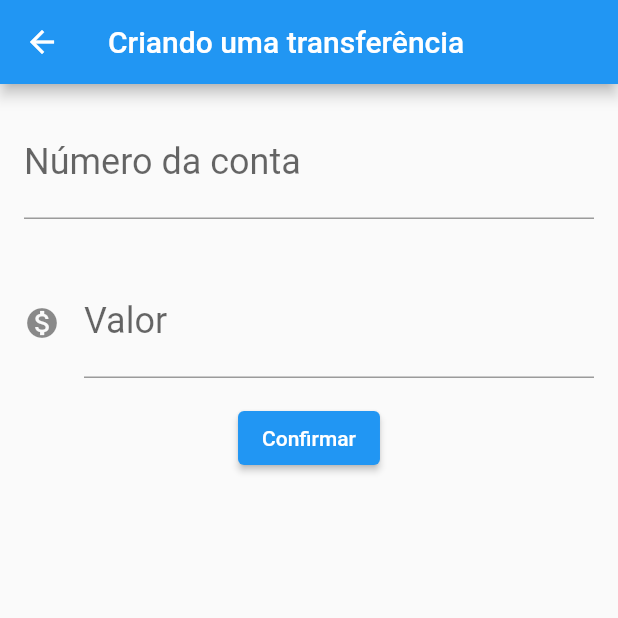
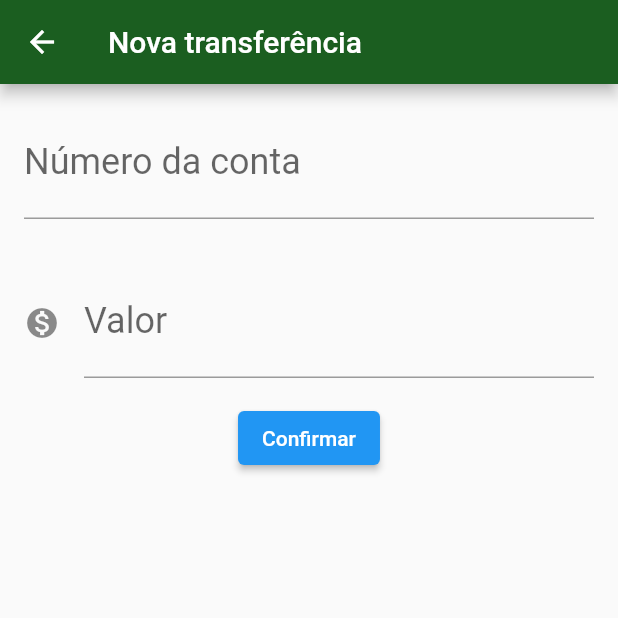
Before and after one commit to DanielSchwingel/bytebank, a Flutter app: the screen it shows after launch, after a tap on the "add" icon, on a phone screen of 412 x 824 dp, the top half of it. Run offline on Flutter 3.47's test engine with Material 2 defaults, Android fonts, the phone set to English and light mode, and no system bars.

Commit message:
Code refactoring

```diff
--- /dev/null
+++ b/lib/components/field.dart
@@ -0,0 +1,31 @@
+import 'package:flutter/material.dart';
+
+class Field extends StatelessWidget {
+
+	final TextEditingController controller;
+	final String label;
+	final String hint;
+	final IconData icon;
+
+	Field({this.controller, this.label, this.hint, this.icon});
+
+	@override
+	Widget build(BuildContext context) {
+		return
+			Padding(
+				padding: EdgeInsets.all(16.0),
+				child:TextField(
+					controller: controller,
+					style: TextStyle(
+						fontSize: 24.0
+					),
+					decoration: InputDecoration(
+						icon: icon != null ? Icon(icon) : null,
+						labelText: label,
+						hintText: hint
+					),
+					keyboardType: TextInputType.number,
+					),
+			);
+	}
+}
--- a/lib/main.dart
+++ b/lib/main.dart
@@ -1,4 +1,5 @@
 import 'package:flutter/material.dart';
+import 'screens/transfer/list.dart';
 
 void main() {
 	runApp(ByteBankApp());
@@ -7,166 +8,18 @@ void main() {
 class ByteBankApp extends StatelessWidget {
 
   @override
-  Widget build(BuildContext context) {
-      return
-         MaterialApp(
-            home: Scaffold(
-               body: TransfersList(),
-            )
-         );
-  }
-}
-
-class Field extends StatelessWidget {
-
-	final TextEditingController controller;
-	final String label;
-	final String hint;
-	final IconData icon;
-
-	Field({this.controller, this.label, this.hint, this.icon});
-
-	@override
 	Widget build(BuildContext context) {
 		return
-			Padding(
-				padding: EdgeInsets.all(16.0),
-				child:TextField(
-					controller: controller,
-					style: TextStyle(
-						fontSize: 24.0
+			MaterialApp(
+				theme: ThemeData(
+					accentColor: Colors.blueAccent[700],
+					primaryColor: Colors.green[900],
+					buttonTheme: ButtonThemeData(
+						buttonColor: Colors.blueAccent[700],
+						textTheme: ButtonTextTheme.primary
 					),
-					decoration: InputDecoration(
-						icon: icon != null ? Icon(icon) : null,
-						labelText: label,
-						hintText: hint
-					),
-					keyboardType: TextInputType.number,
-					),
+				),
+				home: TransfersList(),
 			);
 	}
 }
-
-class TransferForm extends StatefulWidget {
-  @override
-  State<StatefulWidget> createState() {
-	  return TransferFormState();
-  }
-}
-
-class TransferFormState extends State<TransferForm> {
-	final TextEditingController _accountController = TextEditingController();
-   final TextEditingController _valueController = TextEditingController();
-
-   @override
-   Widget build(BuildContext context) {
-      return
-         Scaffold(
-            appBar: AppBar(
-					title: Text('Criando uma transferência')
-            ),
-            body: SingleChildScrollView(
-					child: Column(
-						children: [
-							Field(
-								controller: _accountController,
-								label: 'Número da conta',
-								hint: '0000'
-							),
-							Field(
-								controller: _valueController,
-								label: 'Valor',
-								hint: '0.00',
-								icon: Icons.monetization_on,
-							),
-							ElevatedButton(
-								child: Text('Confirmar'),
-								onPressed: () => _createTransfer(context),
-							)
-						],
-					),
-				)
-
-         );
-   }
-
-	void _createTransfer(BuildContext context) {
-		final int _account = int.tryParse(_accountController.text);
-		final double _value = double.tryParse(_valueController.text);
-		if (_account != null && _value != null) {
-			final _transferCreated = Transfer(_value, _account);
-			Navigator.pop(context, _transferCreated);
-		}
-	}
-}
-
-class TransfersList extends StatefulWidget {
-	final List<Transfer> _transfers = [];
-
-	@override
-	State<StatefulWidget> createState() {
-		return TransfersListState();
-	}
-}
-
-class TransfersListState extends State<TransfersList> {
-
-   @override
-   Widget build(BuildContext context) {
-      return
-         Scaffold(
-            appBar: AppBar(
-					title: Text('Transferência'),
-				),
-            body: ListView.builder(
-					itemCount: widget._transfers.length,
-					itemBuilder: (context, index) {
-						return TransferItem(widget._transfers[index]);
-					},
-				),
-            floatingActionButton: FloatingActionButton(
-					child: Icon(Icons.add),
-					onPressed: () {
-						final Future<Transfer> _transfer = Navigator.push(context, MaterialPageRoute(builder: (context) {
-							return TransferForm();
-						}));
-						_transfer.then((transfer) {
-							Future.delayed(Duration(seconds: 1), () {
-								setState(() {
-									if (transfer != null) {
-										widget._transfers.add(transfer);
-									}
-								});
-							});
-						});
-					},
-				),
-         );
-   }
-}
-
-class TransferItem extends StatelessWidget {
-
-   final Transfer _transfer;
-
-   TransferItem(this._transfer);
-
-   @override
-   Widget build(BuildContext context) {
-      return
-         Card(
-            child: ListTile(
-					leading: Icon(Icons.monetization_on),
-					title: Text(this._transfer._value.toString()),
-					subtitle: Text(this._transfer._account.toString())
-				)
-         );
-   }
-}
-
-class Transfer {
-   final double _value;
-   final int _account;
-
-   Transfer(this._value, this._account);
-}
--- /dev/null
+++ b/lib/models/transfer.dart
@@ -0,0 +1,6 @@
+class Transfer {
+   final double value;
+   final int account;
+
+   Transfer(this.value, this.account);
+}
--- /dev/null
+++ b/lib/screens/transfer/form.dart
@@ -0,0 +1,62 @@
+import 'package:bytebank/components/field.dart';
+import 'package:bytebank/models/transfer.dart';
+import 'package:flutter/material.dart';
+
+const _title = 'Nova transferência';
+const _labelAccount = 'Número da conta';
+const _hintAccount = '0000';
+const _labelValue = 'Valor';
+const _hintValue = '0.00';
+const _button = 'Confirmar';
+
+class TransferForm extends StatefulWidget {
+  	@override
+	State<StatefulWidget> createState() {
+		return TransferFormState();
+	}
+}
+
+class TransferFormState extends State<TransferForm> {
+	final TextEditingController _accountController = TextEditingController();
+   final TextEditingController _valueController = TextEditingController();
+
+   @override
+   Widget build(BuildContext context) {
+      return
+         Scaffold(
+            appBar: AppBar(
+					title: Text(_title)
+            ),
+            body: SingleChildScrollView(
+					child: Column(
+						children: [
+							Field(
+								controller: _accountController,
+								label: _labelAccount,
+								hint: _hintAccount
+							),
+							Field(
+								controller: _valueController,
+								label: _labelValue,
+								hint: _hintValue,
+								icon: Icons.monetization_on,
+							),
+							ElevatedButton(
+								child: Text(_button),
+								onPressed: () => _createTransfer(context),
+							)
+						],
+					),
+				)
+         );
+   }
+
+	void _createTransfer(BuildContext context) {
+		final int _account = int.tryParse(_accountController.text);
+		final double _value = double.tryParse(_valueController.text);
+		if (_account != null && _value != null) {
+			final _transferCreated = Transfer(_value, _account);
+			Navigator.pop(context, _transferCreated);
+		}
+	}
+}
--- /dev/null
+++ b/lib/screens/transfer/list.dart
@@ -0,0 +1,68 @@
+import 'package:bytebank/models/transfer.dart';
+import 'package:bytebank/screens/transfer/form.dart';
+import 'package:flutter/material.dart';
+
+const _title = 'Transferências';
+
+class TransfersList extends StatefulWidget {
+	final List<Transfer> _transfers = [];
+
+	@override
+	State<StatefulWidget> createState() {
+		return TransfersListState();
+	}
+}
+
+class TransfersListState extends State<TransfersList> {
+
+   @override
+   Widget build(BuildContext context) {
+      return
+         Scaffold(
+            appBar: AppBar(
+					title: Text(_title),
+				),
+            body: ListView.builder(
+					itemCount: widget._transfers.length,
+					itemBuilder: (context, index) {
+						return TransferItem(widget._transfers[index]);
+					},
+				),
+            floatingActionButton: FloatingActionButton(
+					child: Icon(Icons.add),
+					onPressed: () {
+						Navigator.push(context, MaterialPageRoute(builder: (context) {
+							return TransferForm();
+						})).then((transfer) => _updateList(transfer));
+					},
+				),
+         );
+   }
+
+	void _updateList(transfer) {
+		setState(() {
+			if (transfer != null) {
+				widget._transfers.add(transfer);
+			}
+		});
+	}
+}
+
+class TransferItem extends StatelessWidget {
+
+   final Transfer _transfer;
+
+   TransferItem(this._transfer);
+
+   @override
+   Widget build(BuildContext context) {
+      return
+         Card(
+            child: ListTile(
+              leading: Icon(Icons.monetization_on),
+              title: Text(this._transfer.value.toString()),
+              subtitle: Text(this._transfer.account.toString())
+				)
+         );
+   }
+}
```
Also changed, not shown: 1 other file.
